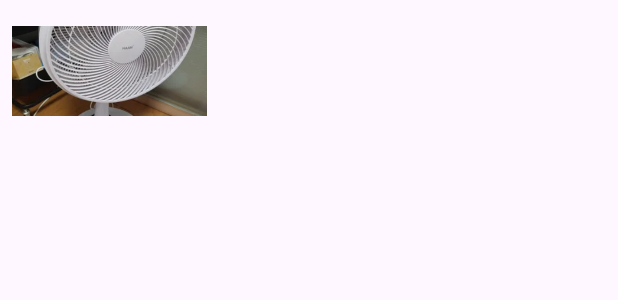
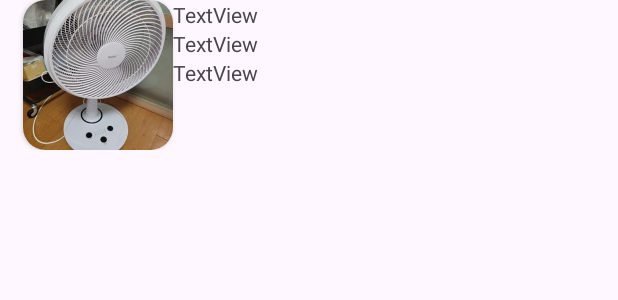
Before and after one commit to cbh1992/Spartacodingclub_DMarketCloneCoding, an Android app: the layout item.xml on its own in the app's theme, with its tools: preview values and no code run, on a phone screen of 412 x 824 dp. Shown: the top 300 px of the screen. Run offline under Robolectric (Android 15) with nearby library versions, the phone set to English and light mode, and no system bars.

Commit message:
Updated: 2023-08-30

```diff
--- a/app/src/main/java/com/android/dmarketclonecoding/Adapter.kt
+++ b/app/src/main/java/com/android/dmarketclonecoding/Adapter.kt
@@ -25,7 +25,7 @@ class Adapter(val mContext: Context, val mItems: MutableList<MyItem>) : BaseAdap
     override fun getView(position: Int, convertView: View?, parent: ViewGroup?): View {
 
         var convertView = convertView
-        if (convertView == null) convertView = LayoutInflater.from(parent?.context).inflate(R.layout.item, parent, false)
+        if (convertView == null) convertView = LayoutInflater.from(parent?.context).inflate(R.layout.item_listview, parent, false)
 
         val item : MyItem = mItems[position]
 
--- a/app/src/main/res/layout/item.xml
+++ b/app/src/main/res/layout/item.xml
@@ -1,52 +1,55 @@
 <?xml version="1.0" encoding="utf-8"?>
-<LinearLayout xmlns:android="http://schemas.android.com/apk/res/android"
+<androidx.constraintlayout.widget.ConstraintLayout xmlns:android="http://schemas.android.com/apk/res/android"
     xmlns:tools="http://schemas.android.com/tools"
+    android:layout_width="match_parent"
+    android:layout_height="match_parent"
+    xmlns:app="http://schemas.android.com/apk/res-auto">
+
+    <LinearLayout
         android:layout_width="match_parent"
         android:layout_height="wrap_content"
         android:orientation="horizontal"
+        tools:layout_editor_absoluteX="1dp"
+        tools:layout_editor_absoluteY="1dp"
+        tools:ignore="MissingConstraints">
+
+        <androidx.cardview.widget.CardView
+            android:layout_width="@dimen/icon_size"
+            android:layout_height="@dimen/icon_size"
+            android:layout_marginStart="15dp"
+            app:cardCornerRadius="15dp"
             >
 
             <ImageView
-        android:id="@+id/iconItem"
-        android:layout_width="@dimen/image_size"
-        android:layout_height="@dimen/image_size"
-        android:layout_gravity="center_vertical"
-        android:layout_weight="1"
-        android:padding="@dimen/icon_padding"
-        android:scaleType="centerCrop"
+                android:id="@+id/imageView"
+                android:layout_width="match_parent"
+                android:layout_height="match_parent"
+
                 android:src="@drawable/sample1" />
+        </androidx.cardview.widget.CardView>
+
         <LinearLayout
-        android:orientation="vertical"
-        android:layout_width="wrap_content"
-        android:layout_height="wrap_content"
-        android:layout_weight="3">
+            android:layout_width="match_parent"
+            android:layout_height="match_parent"
+            android:orientation="vertical">
 
             <TextView
-            android:id="@+id/textTitle"
+                android:id="@+id/textView"
                 android:layout_width="match_parent"
                 android:layout_height="wrap_content"
-            android:padding="@dimen/list_item_padding"
-            android:textColor="@color/black"
-            android:textSize="@dimen/list_item_text_size1"
-            tools:ignore="SpUsage" />
+                android:text="TextView" />
 
             <TextView
-            android:id="@+id/textRegion"
+                android:id="@+id/textView2"
                 android:layout_width="match_parent"
                 android:layout_height="wrap_content"
-            android:padding="@dimen/list_item_padding"
-            android:textColor="#BCB1AB"
-            android:textSize="@dimen/list_item_text_size2"
-            tools:ignore="SpUsage" />
+                android:text="TextView" />
 
             <TextView
-            android:id="@+id/textPrice"
+                android:id="@+id/textView4"
                 android:layout_width="match_parent"
                 android:layout_height="wrap_content"
-            android:padding="@dimen/list_item_padding"
-            android:textColor="@color/black"
-            android:textSize="@dimen/list_item_text_size2"
-            tools:ignore="SpUsage" />
+                android:text="TextView" />
         </LinearLayout>
-
     </LinearLayout>
+</androidx.constraintlayout.widget.ConstraintLayout>
--- a/app/src/main/res/values/dimens.xml
+++ b/app/src/main/res/values/dimens.xml
@@ -5,6 +5,6 @@
     <dimen name="list_item_text_size1">20dp</dimen>
     <dimen name="list_item_text_size2">16dp</dimen>
     <dimen name="list_item_padding">4dp</dimen>
-    <dimen name="image_size">60dp</dimen>
+    <dimen name="icon_size">100dp</dimen>
     <dimen name="icon_padding">8dp</dimen>
 </resources>
--- a/app/src/main/res/values/themes.xml
+++ b/app/src/main/res/values/themes.xml
@@ -1,8 +1,10 @@
 <resources xmlns:tools="http://schemas.android.com/tools">
     <!-- Base application theme. -->
-    <style name="Base.Theme.DMarketCloneCoding" parent="Theme.Material3.DayNight.NoActionBar">
+    <style name="Theme.CustomItemView" parent="Theme.Material3.DayNight.NoActionBar">
         <!-- Customize your light theme here. -->
         <!-- <item name="colorPrimary">@color/my_light_primary</item> -->
+        <item name="windowActionBar">false</item>
+        <item name="windowNoTitle">true</item>
     </style>
 
     <style name="Theme.DMarketCloneCoding" parent="Base.Theme.DMarketCloneCoding" />
```
Also changed, not shown: app/src/main/AndroidManifest.xml (+9 -1 lines), app/src/main/java/com/android/dmarketclonecoding/MainActivity.kt (+10 -10 lines), app/src/main/java/com/android/dmarketclonecoding/MyItem.kt (+10 -1 lines), app/src/main/res/layout/activity_main.xml (+42 -2 lines), app/src/main/res/layout/item_listview.xml (added, +52 -0 lines), app/src/main/res/drawable/bell_icon.png (added), app/src/main/res/drawable/down_arrow.png (added). Lines whose indentation alone changed are shown as unchanged.
